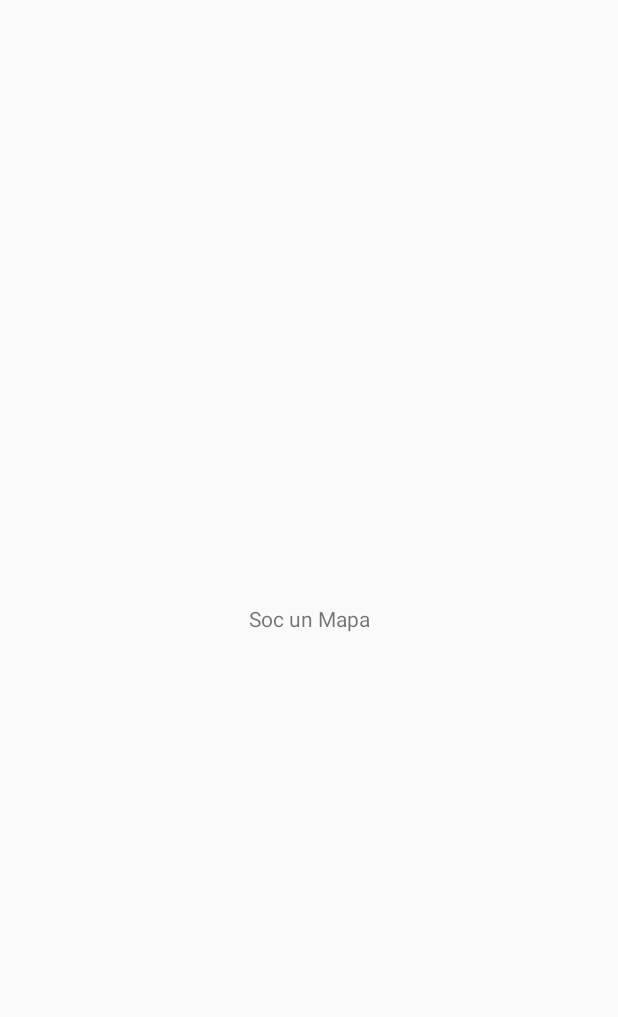
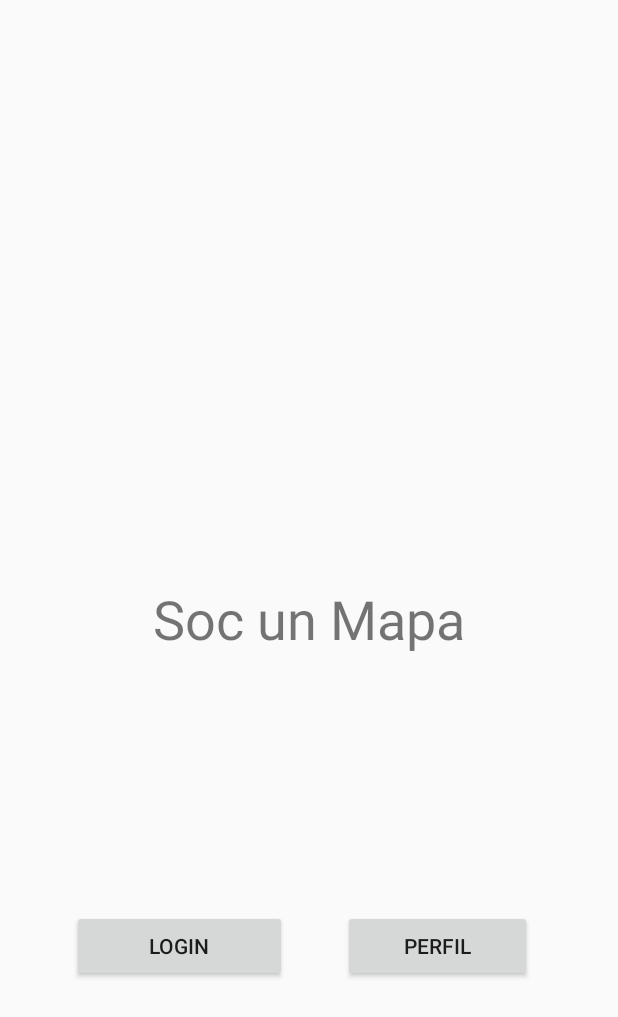
Before and after one commit to socialworldpes/PetWorld-Android, an Android app: the MapActivity screen opened directly, with no data from a screen before it, on a phone screen of 412 x 824 dp. Before the commit the part shown is almost empty. Shown: the top 1017 px of the screen. Run offline under Robolectric (Android 15) with nearby library versions, the phone set to English and light mode, and no system bars.

Commit message:
Creades Tres Activitats Principals

```diff
--- a/app/src/main/AndroidManifest.xml
+++ b/app/src/main/AndroidManifest.xml
@@ -15,6 +15,8 @@
             android:roundIcon="@mipmap/ic_launcher_round"
             android:supportsRtl="true"
             android:theme="@style/AppTheme">
+        <activity android:name=".UserActivity">
+        </activity>
         <activity
                 android:name=".MapActivity"
                 android:label="@string/title_activity_map"
--- a/app/src/main/res/layout/activity_map.xml
+++ b/app/src/main/res/layout/activity_map.xml
@@ -16,6 +16,26 @@
             app:layout_constraintLeft_toLeftOf="parent"
             app:layout_constraintRight_toRightOf="parent"
             app:layout_constraintTop_toTopOf="parent"
-            android:id="@+id/textView"/>
+            android:id="@+id/textView" android:textSize="36sp"/>
+    <Button
+            android:text="LogIn"
+            android:layout_width="143dp"
+            android:layout_height="wrap_content"
+            android:id="@+id/button2"
+            android:layout_marginBottom="8dp"
+            app:layout_constraintBottom_toBottomOf="parent" android:layout_marginTop="8dp"
+            app:layout_constraintTop_toBottomOf="@+id/textView"
+            app:layout_constraintStart_toStartOf="parent"
+            app:layout_constraintVertical_bias="0.501" android:layout_marginStart="48dp" android:onClick="goToLogIn"/>
+    <Button
+            android:text="Perfil"
+            android:layout_width="126dp"
+            android:layout_height="wrap_content"
+            android:id="@+id/button3" android:layout_marginTop="8dp"
+            app:layout_constraintTop_toBottomOf="@+id/textView" android:layout_marginBottom="8dp"
+            app:layout_constraintBottom_toBottomOf="parent" app:layout_constraintEnd_toEndOf="parent"
+            android:layout_marginEnd="8dp" app:layout_constraintStart_toEndOf="@+id/button2"
+            android:layout_marginStart="8dp" app:layout_constraintHorizontal_bias="0.371"
+            app:layout_constraintVertical_bias="0.501" android:onClick="goToUserProfile"/>
 
 </android.support.constraint.ConstraintLayout>
--- a/app/src/main/res/values/strings.xml
+++ b/app/src/main/res/values/strings.xml
@@ -1,4 +1,5 @@
 <resources>
     <string name="app_name">PetWorld - Made by SocialWorld</string>
     <string name="title_activity_map">MapActivity</string>
+    <string name="ButtonToMap">Map</string>
 </resources>
```
Also changed, not shown: app/src/main/java/com/example/petworld_madebysocialworld/MainActivity.java (+11 -0 lines), app/src/main/java/com/example/petworld_madebysocialworld/MapActivity.java (+13 -1 lines), app/src/main/java/com/example/petworld_madebysocialworld/UserActivity.java (added, +20 -0 lines), app/src/main/res/layout/activity_main.xml (+5 -4 lines), app/src/main/res/layout/activity_user.xml (added, +27 -0 lines).
